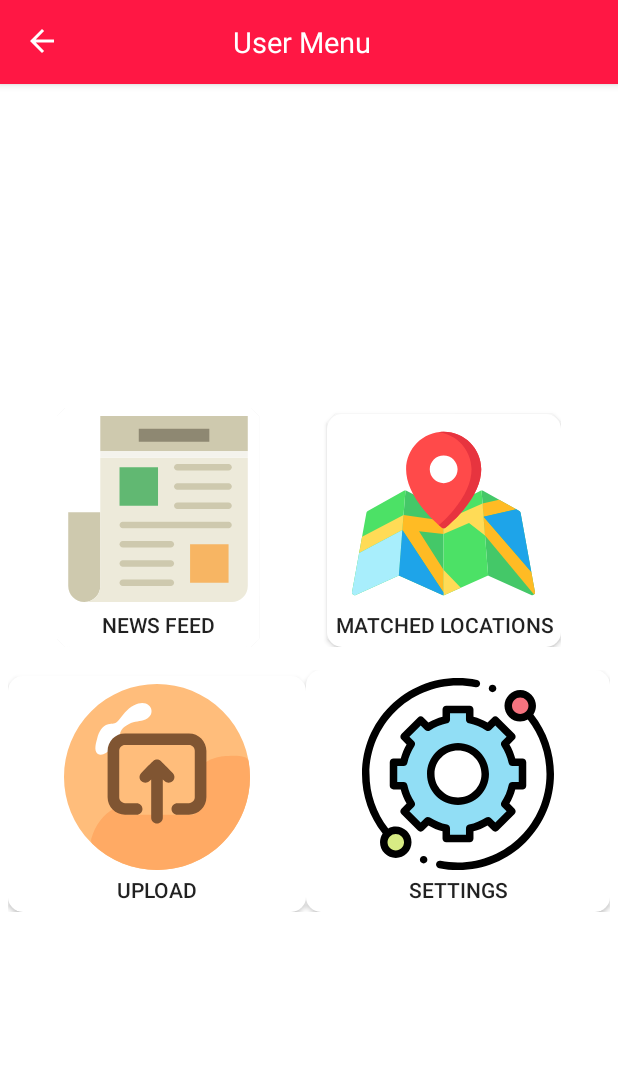
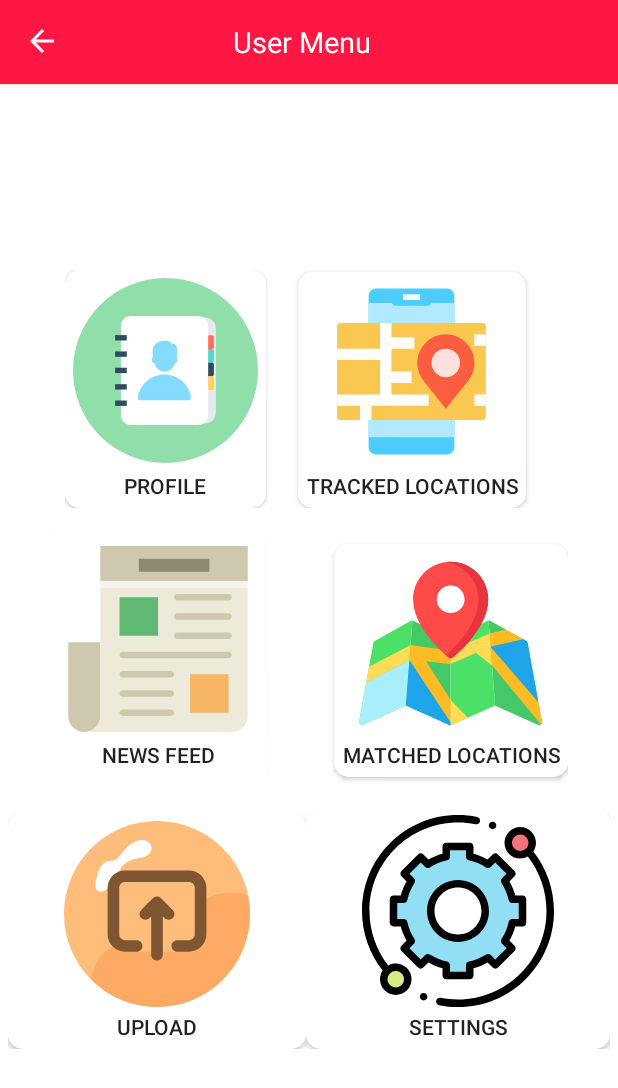
Before and after one commit to RifatIslamOmio/COVID-19_Alert_App, an Android app: the MenuActivity screen opened directly, with no data from a screen before it, on a phone screen of 412 x 824 dp. Shown: the top 1088 px of the screen. Run offline under Robolectric (Android 15) with nearby library versions, the phone set to English and light mode, and no system bars; Roboto replaces fonts that are not available here; 2 statements that could not run were skipped.

Commit message:
User Menu Updated

```diff
--- /dev/null
+++ b/app/src/main/res/drawable/ic_trackedlocation.xml
@@ -0,0 +1,33 @@
+<vector xmlns:android="http://schemas.android.com/apk/res/android"
+    android:width="122dp"
+    android:height="122dp"
+    android:viewportWidth="512"
+    android:viewportHeight="512">
+  <path
+      android:pathData="M156,24L356,24A20,20 0,0 1,376 44L376,468A20,20 0,0 1,356 488L156,488A20,20 0,0 1,136 468L136,44A20,20 0,0 1,156 24z"
+      android:fillColor="#4dccff"/>
+  <path
+      android:pathData="m312,64 l-8,8h-96l-8,-8h-64v376h240v-376z"
+      android:fillColor="#b3e9ff"/>
+  <path
+      android:pathData="M58,120L454,120A10,10 0,0 1,464 130L464,382A10,10 0,0 1,454 392L58,392A10,10 0,0 1,48 382L48,130A10,10 0,0 1,58 120z"
+      android:fillColor="#fac850"/>
+  <path
+      android:pathData="m304,320h-104v-32h56v-32h-56v-64h64v-32h-64v-40h-32v72h-120v32h120v96h-120v32h64v40h32v-40h160z"
+      android:fillColor="#fffdfa"/>
+  <path
+      android:pathData="m412.851,283.936a80,80 0,1 0,-121.7 0l60.849,76.064z"
+      android:fillColor="#fa5d3f"/>
+  <path
+      android:pathData="M352,232m-40,0a40,40 0,1 1,80 0a40,40 0,1 1,-80 0"
+      android:fillColor="#fee1dc"/>
+  <path
+      android:pathData="m232,40h48v16h-48z"
+      android:fillColor="#f2fbff"/>
+  <path
+      android:pathData="m432,152h32v32h-32z"
+      android:fillColor="#fffdfa"/>
+  <path
+      android:pathData="m432,320h32v32h-32z"
+      android:fillColor="#fffdfa"/>
+</vector>
--- /dev/null
+++ b/app/src/main/res/drawable/ic_userprofile.xml
@@ -0,0 +1,17 @@
+<vector android:height="123dp" android:viewportHeight="508"
+    android:viewportWidth="508" android:width="123dp" xmlns:android="http://schemas.android.com/apk/res/android">
+    <path android:fillColor="#90DFAA" android:pathData="M254,254m-254,0a254,254 0,1 1,508 0a254,254 0,1 1,-508 0"/>
+    <path android:fillColor="#E6E9EE" android:pathData="M344,108l-163.6,7.2c-15.2,0 -27.6,11.6 -27.6,26.4V254v112.8c0,14.4 12.4,26.4 27.6,26.4l163.6,7.2c15.2,0 48.4,2.4 48.4,-33.6V141.2C392.4,105.2 359.2,108 344,108z"/>
+    <path android:fillColor="#FFFFFF" android:pathData="M343.6,104.4H159.2c-15.2,0 -27.6,12.4 -27.6,27.6v244c0,15.2 12.4,27.6 27.6,27.6h184.4c15.2,0 27.6,-12.4 27.6,-27.6V132C371.2,116.8 358.8,104.4 343.6,104.4z"/>
+    <path android:fillColor="#FF7058" android:pathData="M381.6,157.2h-10.4v37.6h10.4c2.8,0 5.2,-2.4 5.2,-5.2V162C386.8,159.6 384.4,157.2 381.6,157.2z"/>
+    <path android:fillColor="#4CDBC4" android:pathData="M381.6,194.8h-10.4v37.6h10.4c2.8,0 5.2,-2.4 5.2,-5.2v-27.6C386.8,197.2 384.4,194.8 381.6,194.8z"/>
+    <path android:fillColor="#324A5E" android:pathData="M381.6,232.4h-10.4V270h10.4c2.8,0 5.2,-2.4 5.2,-5.2v-27.6C386.8,234.4 384.4,232.4 381.6,232.4z"/>
+    <path android:fillColor="#FFD05B" android:pathData="M381.6,270h-10.4v37.6h10.4c2.8,0 5.2,-2.4 5.2,-5.2v-27.6C386.8,272 384.4,270 381.6,270z"/>
+    <path android:fillColor="#84DBFF" android:pathData="M284.8,218.4c0.4,-8 2,-18.8 0.8,-25.6c-0.4,-3.6 -2.8,-6.8 -4.8,-9.6c-0.8,-0.8 -1.6,-2 -2.8,-2.4c-1.2,-0.8 -2.8,-0.8 -4.4,-0.4c-0.8,0 -1.6,0 -2.8,0.4c-0.4,-0.8 -0.4,-2 -2.4,-4c-8.4,-6.8 -31.6,-5.2 -40,3.2c-4.8,4.4 -8,8.8 -9.2,15.2c-1.2,5.2 0.4,17.6 0,23.2l0,0c-0.4,0 -0.4,0 -0.8,0c-2,0.4 -2.8,4 -2,8s3.6,6.8 5.6,6.4h0.4c4,14.4 15.6,24.8 29.2,24.8s24.8,-10.4 29.2,-24.8h0.4c2,0.4 4.4,-2.4 5.6,-6.4C287.2,222.8 286.4,219.6 284.8,218.4z"/>
+    <path android:fillColor="#84DBFF" android:pathData="M324,327.2c-5.6,-35.2 -36,-62 -72.8,-62s-67.2,26.8 -72.8,62c-0.8,4.4 2.8,8.4 6.8,8.4h131.2C321.2,335.6 324.4,331.6 324,327.2z"/>
+    <path android:fillColor="#324A5E" android:pathData="M115.6,156.8h32v14.8h-32z"/>
+    <path android:fillColor="#324A5E" android:pathData="M115.6,201.6h32v14.8h-32z"/>
+    <path android:fillColor="#324A5E" android:pathData="M115.6,246.4h32v14.8h-32z"/>
+    <path android:fillColor="#324A5E" android:pathData="M115.6,291.6h32v14.8h-32z"/>
+    <path android:fillColor="#324A5E" android:pathData="M115.6,336.4h32v14.8h-32z"/>
+</vector>
--- a/app/src/main/res/layout/activity_main.xml
+++ b/app/src/main/res/layout/activity_main.xml
@@ -21,6 +21,40 @@
             android:layout_gravity="center">
 
             <LinearLayout
+                android:layout_width="wrap_content"
+                android:layout_height="wrap_content"
+                android:orientation="horizontal"
+                android:layout_marginStart="5dp"
+                android:layout_marginEnd="5dp"
+                android:layout_marginBottom="15dp">
+                <Button
+                    android:id="@+id/buttonProfile"
+                    android:layout_width="0dp"
+                    android:layout_height="wrap_content"
+                    android:layout_weight="1"
+                    android:onClick="startNewsFeed"
+                    android:padding="5dp"
+                    android:layout_marginEnd="21dp"
+                    android:drawablePadding="5dp"
+                    android:background="@drawable/menu_button"
+                    android:drawableTop="@drawable/ic_userprofile"
+                    android:text="Profile" />
+
+                <Button
+                    android:id="@+id/buttonTrackedLocations"
+                    android:layout_width="0dp"
+                    android:layout_height="wrap_content"
+                    android:layout_weight="1"
+                    android:onClick="startNewsFeed"
+                    android:padding="5dp"
+                    android:layout_marginEnd="18dp"
+                    android:drawablePadding="5dp"
+                    android:background="@drawable/menu_button"
+                    android:drawableTop="@drawable/ic_trackedlocation"
+                    android:text="Tracked Locations" />
+            </LinearLayout>
+
+            <LinearLayout
                 android:id="@+id/linearLayout"
                 android:layout_width="wrap_content"
                 android:layout_height="wrap_content"
@@ -35,7 +69,7 @@
                     android:layout_height="wrap_content"
                     android:layout_weight="1"
                     android:onClick="startNewsFeed"
-                    android:padding="5dp"
+                    android:padding="10dp"
                     android:layout_marginEnd="20dp"
                     android:drawablePadding="5dp"
                     android:background="@drawable/menu_button"
```
